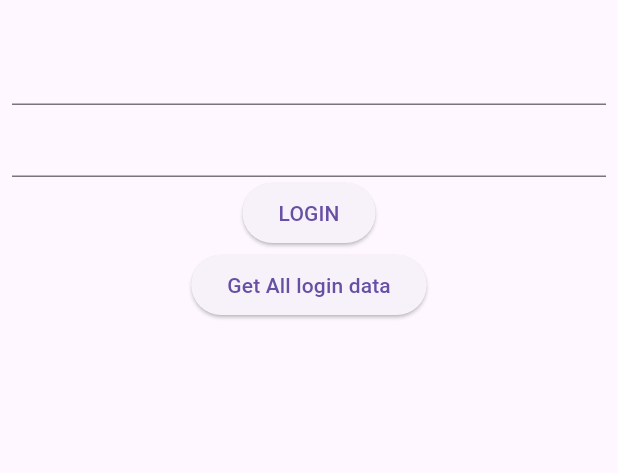
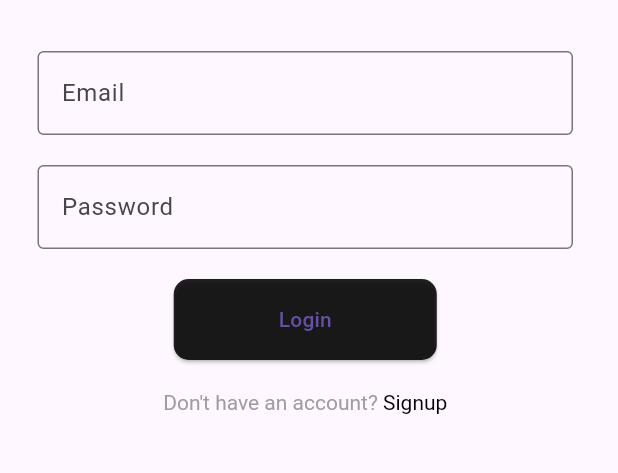
Before and after one commit to Abhaykumarbhumihar/flutter_riverpord_getit_login_signup, a Flutter app: the screen it shows after launch, on a phone screen of 412 x 824 dp, the part 63-536 px from its top. Run offline on Flutter 3.47's test engine with Material 3 defaults, Android fonts, the light colour scheme and no system bars; our stand-ins replace flutter_riverpod, get_it, riverpod_annotation, sqflite; accounts and stored records are empty; generated files the repository leaves out were written again.

Commit message:
updated code

```diff
--- a/lib/data/auth_usecae.dart
+++ b/lib/data/auth_usecae.dart
@@ -9,6 +9,12 @@ class AuthUseCase {
     return await _authRepository.login(userEntity);
   }
 
+  Future<void> createAccount(UserEntity userEntity) async {
+    print("IN USECASE ");
+    print(userEntity.toMap());
+    _authRepository.signUp(userEntity);
+  }
+
   Future<void> getLocalData() async {
     _authRepository.signUp(UserEntity());
   }
--- a/lib/data/impl_auth_repo.dart
+++ b/lib/data/impl_auth_repo.dart
@@ -16,7 +16,8 @@ class ImplAuthRepository implements AuthRepository {
 
   @override
   Future<void> signUp(UserEntity task) async {
-    var data = await _localAuthsource.getAllUser();
+    var data = await _localAuthsource.addTaskk(task);
     print(data);
+    var datad = _localAuthsource.getAllUser();
   }
 }
--- a/lib/providers/login_provider.dart
+++ b/lib/providers/login_provider.dart
@@ -45,12 +45,15 @@ class LoginProvider extends _$LoginProvider {
   }
 
   signUp() {
-    // var email = emailController.text.toString();
-    // var password = passwordController.text.toString();
-    // state = state.copyWith(createdAt: "testing");
-    // state = state.copyWith(updatedAt: "testing");
-    // state = state.copyWith(name: "testing");
-    // print("USER INPUT IS $email $password");
-    _authUseCase.getLocalData();
+    var email = emailController.text.toString();
+    var password = passwordController.text.toString();
+    state = state.copyWith(createdAt: "testing");
+    state = state.copyWith(updatedAt: "testing");
+    state = state.copyWith(name: "testing");
+    setEmail();
+    setPassword();
+    print("USER INPUT IS $email $password");
+
+    _authUseCase.createAccount(state);
   }
 }
--- a/lib/screen/login.dart
+++ b/lib/screen/login.dart
@@ -1,6 +1,8 @@
+import 'package:flutter/gestures.dart';
 import 'package:flutter/material.dart';
 import 'package:flutter_riverpod/flutter_riverpod.dart';
 import 'package:flutter_rivierpord_loginsignup/providers/login_provider.dart';
+import 'package:flutter_rivierpord_loginsignup/screen/signup.dart';
 
 class Login extends ConsumerWidget {
   const Login({super.key});
@@ -11,32 +13,92 @@ class Login extends ConsumerWidget {
     final provider = ref.read(loginProviderProvider.notifier);
     return Scaffold(
       appBar: AppBar(
-        title: Text("Login Page"),
+        title: const Text("Login Page"),
       ),
       body: Padding(
-        padding: const EdgeInsets.all(8.0),
+        padding:
+            const EdgeInsets.only(left: 25.0, right: 30, top: 20, bottom: 20),
         child: Column(
           children: <Widget>[
             TextField(
               // onChanged: (value) =>
               //     ref.read(loginProviderProvider.notifier).setEmail(),
               controller: provider.emailController,
+              decoration: const InputDecoration(
+                hintText: "Enter email here",
+                label: Text("Email"),
+                border: OutlineInputBorder(),
+              ),
+            ),
+            const SizedBox(
+              height: 20,
             ),
             TextField(
+              decoration: const InputDecoration(
+                hintText: "Enter password here",
+                label: Text("Password"),
+                border: OutlineInputBorder(),
+              ),
               //onChanged: (value) =>
               //    ref.read(loginProviderProvider.notifier).setPassword(),
               controller: provider.passwordController,
             ),
+            const SizedBox(
+              height: 20,
+            ),
             ElevatedButton(
-                onPressed: () {
-                  ref.read(loginProviderProvider.notifier).login();
-                },
-                child: Text("LOGIN")),
-            ElevatedButton(
-                onPressed: () {
-                  ref.read(loginProviderProvider.notifier).signUp();
-                },
-                child: Text("Get All login data"))
+              style: ElevatedButton.styleFrom(
+                backgroundColor: Colors.black87,
+                minimumSize: const Size(88, 54),
+                padding: const EdgeInsets.symmetric(horizontal: 16),
+                shape: const RoundedRectangleBorder(
+                  borderRadius: BorderRadius.all(Radius.circular(10)),
+                ),
+              ),
+              onPressed: () {
+                ref.read(loginProviderProvider.notifier).login();
+              },
+              child: const Padding(
+                padding: EdgeInsets.only(left: 54.0, right: 54),
+                child: Text('Login'),
+              ),
+            ),
+            SizedBox(
+              height: 20,
+            ),
+            RichText(
+              text: TextSpan(
+                children: [
+                  const TextSpan(
+                    text: "Don't have an account? ",
+                    style: TextStyle(
+                      fontWeight: FontWeight.normal,
+                      color: Colors.grey,
+                    ),
+                  ),
+                  TextSpan(
+                    text: 'Signup',
+                    style: const TextStyle(
+                      fontWeight: FontWeight.normal,
+                      color: Colors.black,
+                    ),
+                    recognizer: TapGestureRecognizer()
+                      ..onTap = () {
+                        Navigator.push(
+                          context,
+                          MaterialPageRoute(
+                              builder: (context) => const SignUpPage()),
+                        );
+                      },
+                  ),
+                ],
+              ),
+            ),
+            // ElevatedButton(
+            //     onPressed: () {
+            //       ref.read(loginProviderProvider.notifier).signUp();
+            //     },
+            //     child: const Text("Get All login data"))
           ],
         ),
       ),
--- a/lib/screen/signup.dart
+++ b/lib/screen/signup.dart
@@ -11,7 +11,7 @@ class SignUpPage extends ConsumerWidget {
     final provider = ref.read(loginProviderProvider.notifier);
     return Scaffold(
       appBar: AppBar(
-        title: Text("Login Page"),
+        title: Text("Signup Page"),
       ),
       body: Padding(
         padding: const EdgeInsets.all(8.0),
@@ -21,17 +21,45 @@ class SignUpPage extends ConsumerWidget {
               // onChanged: (value) =>
               //     ref.read(loginProviderProvider.notifier).setEmail(),
               controller: provider.emailController,
+              decoration: const InputDecoration(
+                hintText: "Enter email here",
+                label: Text("Email"),
+                border: OutlineInputBorder(),
+              ),
+            ),
+            const SizedBox(
+              height: 20,
             ),
             TextField(
+              decoration: const InputDecoration(
+                hintText: "Enter password here",
+                label: Text("Password"),
+                border: OutlineInputBorder(),
+              ),
               //onChanged: (value) =>
               //    ref.read(loginProviderProvider.notifier).setPassword(),
               controller: provider.passwordController,
             ),
+            const SizedBox(
+              height: 20,
+            ),
             ElevatedButton(
-                onPressed: () {
-                  ref.read(loginProviderProvider.notifier).login();
-                },
-                child: Text("LOGIN"))
+              style: ElevatedButton.styleFrom(
+                backgroundColor: Colors.black87,
+                minimumSize: const Size(88, 54),
+                padding: const EdgeInsets.symmetric(horizontal: 16),
+                shape: const RoundedRectangleBorder(
+                  borderRadius: BorderRadius.all(Radius.circular(10)),
+                ),
+              ),
+              onPressed: () {
+                ref.read(loginProviderProvider.notifier).signUp();
+              },
+              child: const Padding(
+                padding: EdgeInsets.only(left: 54.0, right: 54),
+                child: Text('Sign up'),
+              ),
+            ),
           ],
         ),
       ),
```
Also changed, not shown: lib/data/local_auth.dart (+27 -0 lines), 3 other files.
